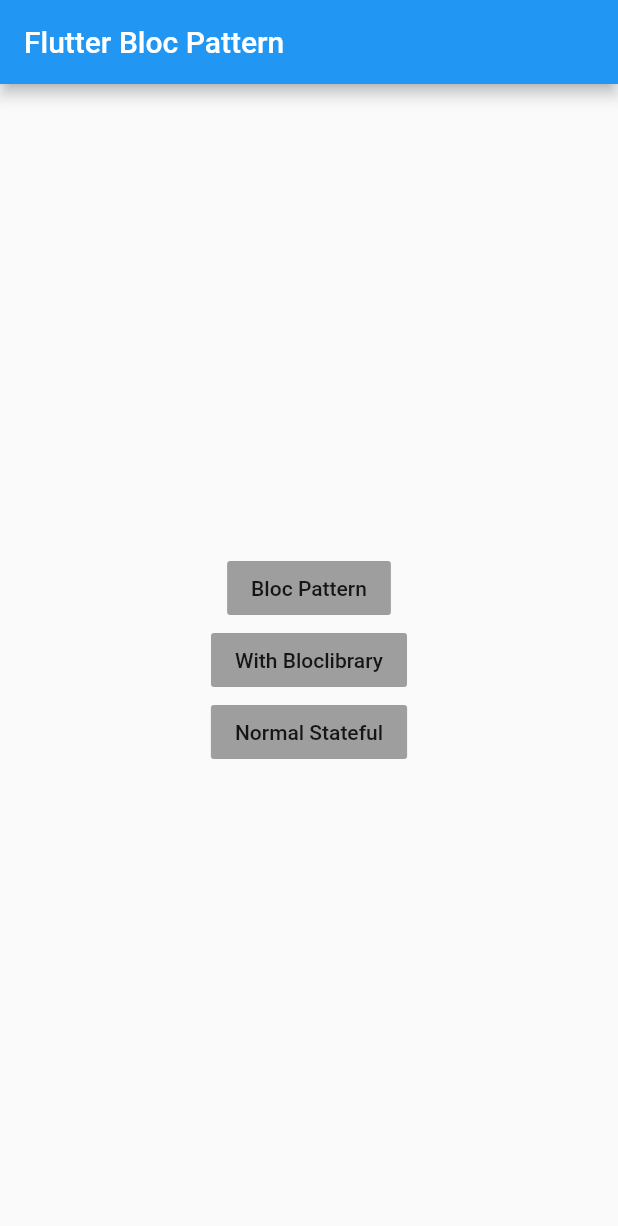
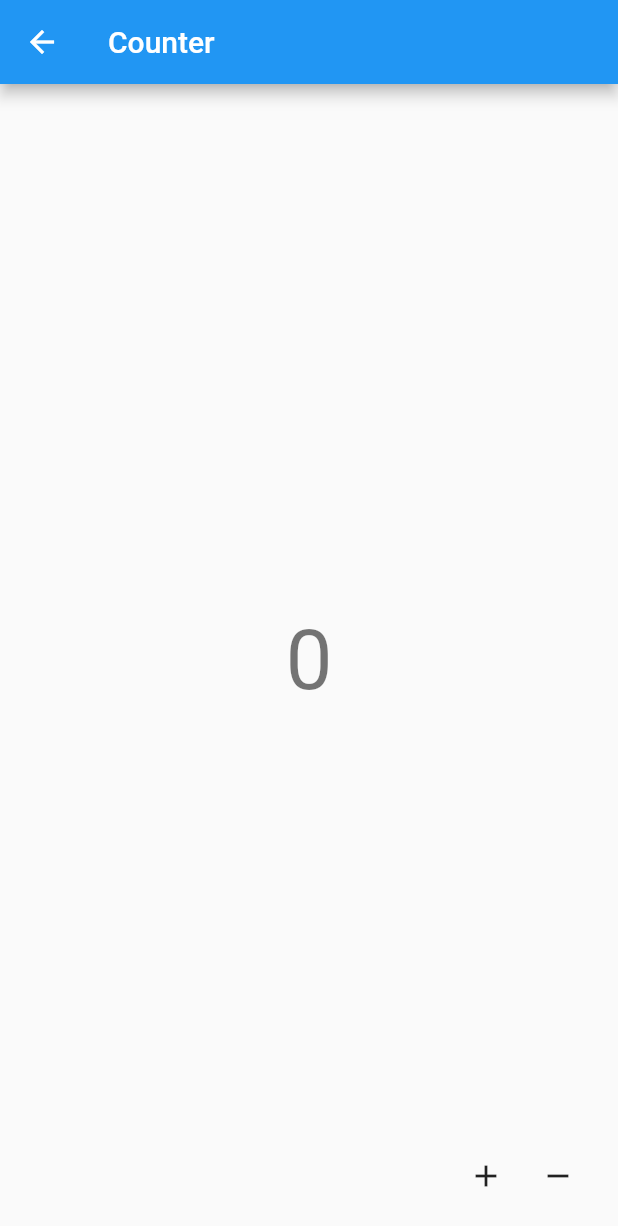
Before and after one commit to Lee-Yoonjoo/blocpattern, a Flutter app: the screen it shows after launch, after a tap on "With Bloclibrary", on a phone screen of 412 x 824 dp. Shown: the top 1226 px of the screen. Run offline on Flutter 3.47's test engine with Material 2 defaults, Android fonts, the phone set to English and light mode, and no system bars; our stand-ins replace bloc, flutter_bloc.

Commit message:
counter app with Bloc Library

```diff
--- /dev/null
+++ b/lib/bloc_library/bloclibrarywidget.dart
@@ -0,0 +1,45 @@
+import 'package:flutter/material.dart';
+import 'package:flutter_bloc/flutter_bloc.dart';
+
+import 'counter_cubit.dart';
+class BlocLibraryWidget extends StatelessWidget {
+  /// {@macro counter_page}
+  const BlocLibraryWidget({Key? key}) : super(key: key);
+
+  @override
+  Widget build(BuildContext context) {
+    return BlocProvider(
+      create: (_) => CounterCubit(),
+      child: CounterView(),
+    );
+  }
+}
+class CounterView extends StatelessWidget {
+  @override
+  Widget build(BuildContext context) {
+    final textTheme = Theme.of(context).textTheme;
+    return Scaffold(
+      appBar: AppBar(title: const Text('Counter')),
+      body: Center(
+        child: BlocBuilder<CounterCubit, int>(
+          builder: (context, state) {
+            return Text('$state', style: textTheme.headline2);
+          },
+        ),
+      ),
+      floatingActionButton: Row(
+        mainAxisAlignment: MainAxisAlignment.end,
+        children: [
+          IconButton(
+              onPressed:()=>context.read<CounterCubit>().increment(),
+              icon: Icon(Icons.add)),
+
+          IconButton(
+              onPressed:() => context.read<CounterCubit>().decrement(),
+              icon: Icon(Icons.remove)),
+
+        ],
+      ),
+    );
+  }
+}
--- /dev/null
+++ b/lib/bloc_library/counter_cubit.dart
@@ -0,0 +1,15 @@
+import 'package:bloc/bloc.dart';
+
+/// {@template counter_cubit}
+/// A [Cubit] which manages an [int] as its state.
+/// {@endtemplate}
+class CounterCubit extends Cubit<int> {
+  /// {@macro counter_cubit}
+  CounterCubit() : super(0);
+
+  /// Add 1 to the current state.
+  void increment() => emit(state + 1);
+
+  /// Subtract 1 from the current state.
+  void decrement() => emit(state - 1);
+}
--- /dev/null
+++ b/lib/bloc_library/counter_observer.dart
@@ -0,0 +1,13 @@
+import 'package:bloc/bloc.dart';
+
+/// {@template counter_observer}
+/// [BlocObserver] for the counter application which
+/// observes all state changes.
+/// {@endtemplate}
+class CounterObserver extends BlocObserver {
+  @override
+  void onChange(BlocBase bloc, Change change) {
+    super.onChange(bloc, change);
+    print('${bloc.runtimeType} $change');
+  }
+}
--- /dev/null
+++ b/lib/bloc_library/counter_state.dart
@@ -0,0 +1,9 @@
+class CounterState {
+  int counter;
+
+  CounterState({required this.counter});
+
+  factory CounterState.initial() => CounterState(counter: 0);
+
+
+}
--- a/lib/main.dart
+++ b/lib/main.dart
@@ -1,14 +1,22 @@
 import 'package:blockpattern/stateful.dart';
 import 'package:flutter/material.dart';
+import 'package:flutter_bloc/flutter_bloc.dart';
 
+import 'bloc_library/bloclibrarywidget.dart';
+import 'bloc_library/counter_observer.dart';
 import 'bloc_pattern/blocwidget.dart';
 
 void main() {
+
+/*  BlocOverrides.runZoned(
+        () => runApp(const MyApp()),
+    blocObserver: CounterObserver(),
+  );*/
   runApp(const MyApp());
 }
 
 class MyApp extends StatelessWidget {
-  const MyApp({Key? key}) : super(key: key);
+  const MyApp({Key? key, }) : super(key: key);
 
   // This widget is the root of your application.
   @override
@@ -69,9 +77,9 @@ class _HomePageState extends State<Home> {
               color: Colors.grey,
               child: Text("With Bloclibrary"),
               onPressed: (){
-                /*Navigator.push(context, MaterialPageRoute(builder: (_){
-                  return BlocLibrary();
-                }));*/
+                Navigator.push(context, MaterialPageRoute(builder: (_){
+                  return BlocLibraryWidget();
+                }));
               },
             ),
           ),
--- a/pubspec.yaml
+++ b/pubspec.yaml
@@ -34,6 +34,7 @@ dependencies:
   # The following adds the Cupertino Icons font to your application.
   # Use with the CupertinoIcons class for iOS style icons.
   cupertino_icons: ^1.0.2
+  flutter_bloc: ^8.0.1
 
 dev_dependencies:
   flutter_test:
```
Also changed, not shown: pubspec.lock.
